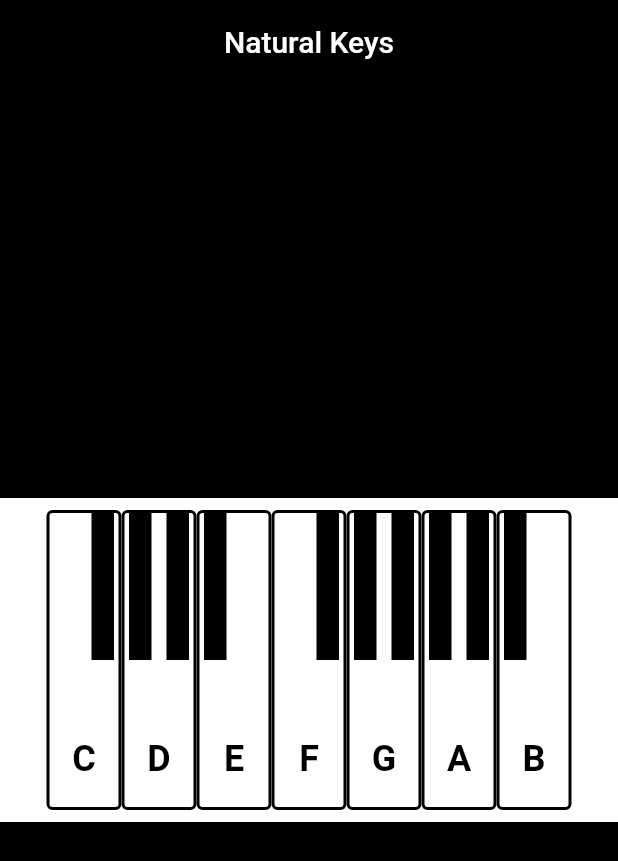
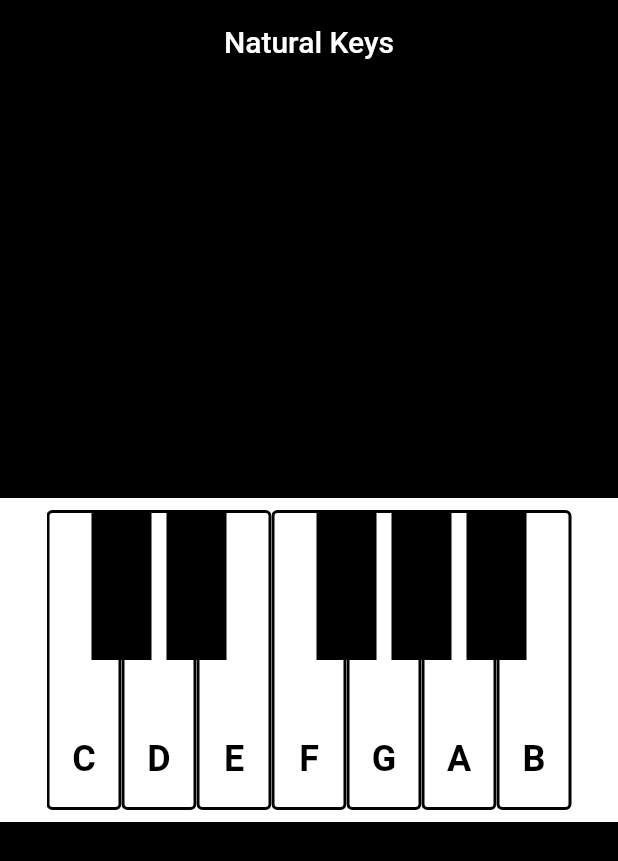
Before and after one commit to kulloveth/PianoNaturalKeyboard, a Flutter app: the screen it shows after launch, on a phone screen of 412 x 824 dp. Shown: the top 861 px of the screen. Run offline on Flutter 3.47's test engine with Material 2 defaults, Android fonts, the light colour scheme and no system bars; our stand-ins replace audioplayers.

Commit message:
add basic notes

```diff
--- a/lib/main.dart
+++ b/lib/main.dart
@@ -34,7 +34,7 @@ class Piano extends StatefulWidget {
 class _PianoState extends State<Piano> {
 
 
-  SizedBox pianoButton(String note) {
+  SizedBox pianoButton(String note,String soundNote) {
     return SizedBox(
       width: 50.0,
       height: 200.0,
@@ -51,8 +51,10 @@ class _PianoState extends State<Piano> {
             side: BorderSide(color: Colors.black, width: 2),
             textStyle: TextStyle()),
         onPressed: () {
-          print('Pressed');
-        },
+          setState(() {
+            playSound(soundNote);
+          });
+          },
       ),
     );
   }
@@ -61,7 +63,7 @@ class _PianoState extends State<Piano> {
     return  Positioned(
       right: 30,
       child: Container(
-        width: 15.0,
+        width: 30.0,
         height: 100.0,
         color: Colors.black,
       ),
@@ -72,7 +74,7 @@ class _PianoState extends State<Piano> {
     return  Positioned(
       left: 30,
       child: Container(
-        width: 15.0,
+        width: 30.0,
         height: 100.0,
         color: Colors.black,
       ),
@@ -101,45 +103,45 @@ class _PianoState extends State<Piano> {
               children: [
                 Stack(
                   children: [
-                    pianoButton('C'),
+                    pianoButton('C','c'),
                     leftBlackButton(),
                   ],
                 ),
                 Stack(
                   children: [
-                    pianoButton('D'),
+                    pianoButton('D','d'),
                     leftBlackButton(),
                     rightBlackButton(),
                   ],
                 ),
 
                 Stack(children: [
-                  pianoButton('E'),
+                  pianoButton('E','e'),
                  rightBlackButton(),
                 ],),
                 Stack(
                   children: [
-                    pianoButton('F'),
+                    pianoButton('F','f'),
                    leftBlackButton(),
                   ],
                 ),
                 Stack(
                   children: [
-                    pianoButton('G'),
+                    pianoButton('G','g'),
                    leftBlackButton(),
                     rightBlackButton(),
                   ],
                 ),
                 Stack(
                   children: [
-                    pianoButton('A'),
+                    pianoButton('A','a'),
                     leftBlackButton(),
                    rightBlackButton(),
                   ],
                 ),
 
                 Stack(children: [
-                  pianoButton('B'),
+                  pianoButton('B','b'),
                   rightBlackButton(),
                 ],)
               ],
```
